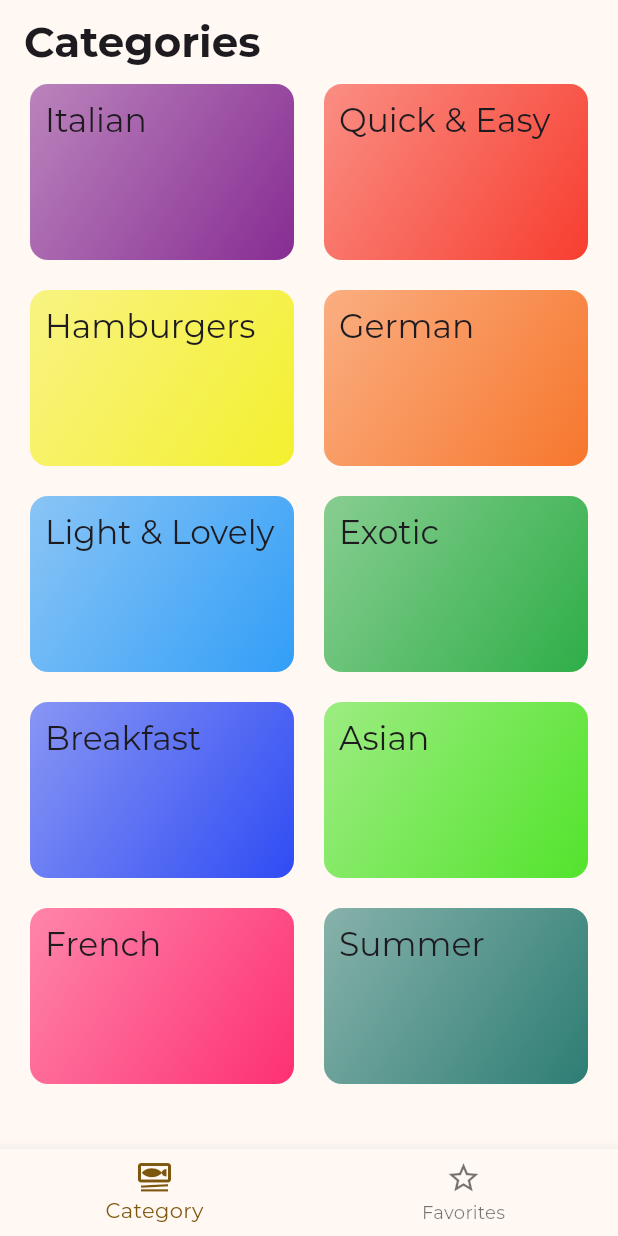
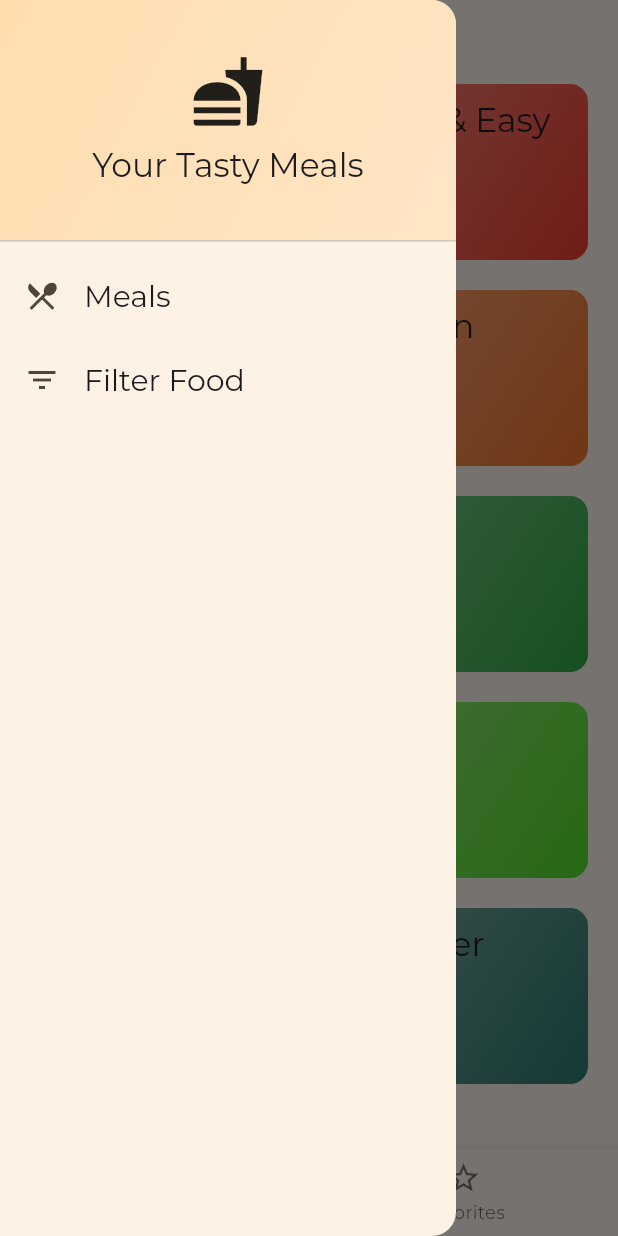
Before and after one commit to videlleudeh/mealcipe_app, a Flutter app: the screen it shows after launch, with the side drawer open (before the commit the screen has no drawer), on a phone screen of 412 x 824 dp. Run offline on Flutter 3.47's test engine with Material 3 defaults, Android fonts, the phone set to English and light mode, and no system bars; our stand-ins replace google_fonts, transparent_image.

Commit message:
creating a drawer

```diff
--- a/lib/screens/main_screen.dart
+++ b/lib/screens/main_screen.dart
@@ -3,6 +3,7 @@ import 'package:flutter/material.dart';
 import 'package:mealcipe_app/model/meals.dart';
 import 'package:mealcipe_app/screens/category_screen.dart';
 import 'package:mealcipe_app/screens/meals_screen.dart';
+import 'package:mealcipe_app/widgets/drawer.dart';
 
 class MainScreen extends StatefulWidget {
   const MainScreen({super.key});
@@ -35,6 +36,13 @@ class _MainScreenState extends State<MainScreen> {
     }
   }
 
+  void _selectedListTile(String identifier) {
+    if (identifier == "filter") {
+    } else {
+      Navigator.of(context).pop();
+    }
+  }
+
   @override
   Widget build(BuildContext context) {
     Widget activeScreen = CategoryPage(onAddFavorite: _addFavorite);
@@ -57,6 +65,7 @@ class _MainScreenState extends State<MainScreen> {
           ).textTheme.headlineMedium!.copyWith(fontWeight: FontWeight.bold),
         ),
       ),
+      drawer: CustomDrawer(onSelectListTile: _selectedListTile),
       body: activeScreen,
       bottomNavigationBar: BottomNavigationBar(
         onTap: _selectedScreen,
--- /dev/null
+++ b/lib/widgets/drawer.dart
@@ -0,0 +1,68 @@
+import 'package:flutter/material.dart';
+
+class CustomDrawer extends StatelessWidget {
+  const CustomDrawer({super.key, required this.onSelectListTile});
+
+  final void Function(String identifier) onSelectListTile;
+
+  @override
+  Widget build(BuildContext context) {
+    return Drawer(
+      elevation: 100,
+      child: Column(
+        children: [
+          DrawerHeader(
+            padding: EdgeInsetsGeometry.all(36),
+            decoration: BoxDecoration(
+              gradient: LinearGradient(
+                colors: [
+                  Theme.of(context).colorScheme.primaryContainer,
+                  Theme.of(context).colorScheme.primaryContainer.withAlpha(150),
+                ],
+                begin: Alignment.topLeft,
+                end: Alignment.bottomRight,
+              ),
+            ),
+            child: SizedBox(
+              width: double.infinity,
+              child: Column(
+                children: [
+                  const Icon(Icons.fastfood, size: 50),
+                  const SizedBox(height: 10),
+                  Text(
+                    "Your Tasty Meals",
+                    style: Theme.of(context).textTheme.titleLarge,
+                  ),
+                ],
+              ),
+            ),
+          ),
+          ListTile(
+            leading: Icon(Icons.restaurant_menu),
+            title: Text(
+              "Meals",
+              style: Theme.of(
+                context,
+              ).textTheme.titleLarge!.copyWith(fontSize: 20),
+            ),
+            onTap: () {
+              onSelectListTile("meals");
+            },
+          ),
+          ListTile(
+            leading: Icon(Icons.filter_list),
+            title: Text(
+              "Filter Food",
+              style: Theme.of(
+                context,
+              ).textTheme.titleLarge!.copyWith(fontSize: 20),
+            ),
+            onTap: () {
+              onSelectListTile("filter");
+            },
+          ),
+        ],
+      ),
+    );
+  }
+}
```
